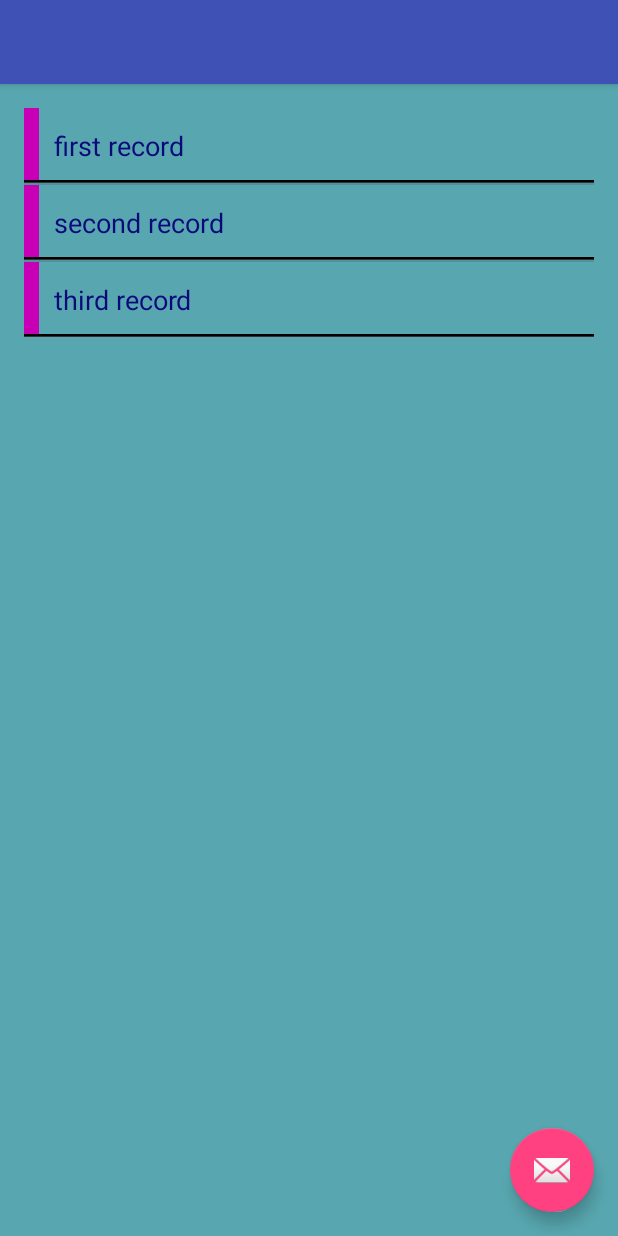
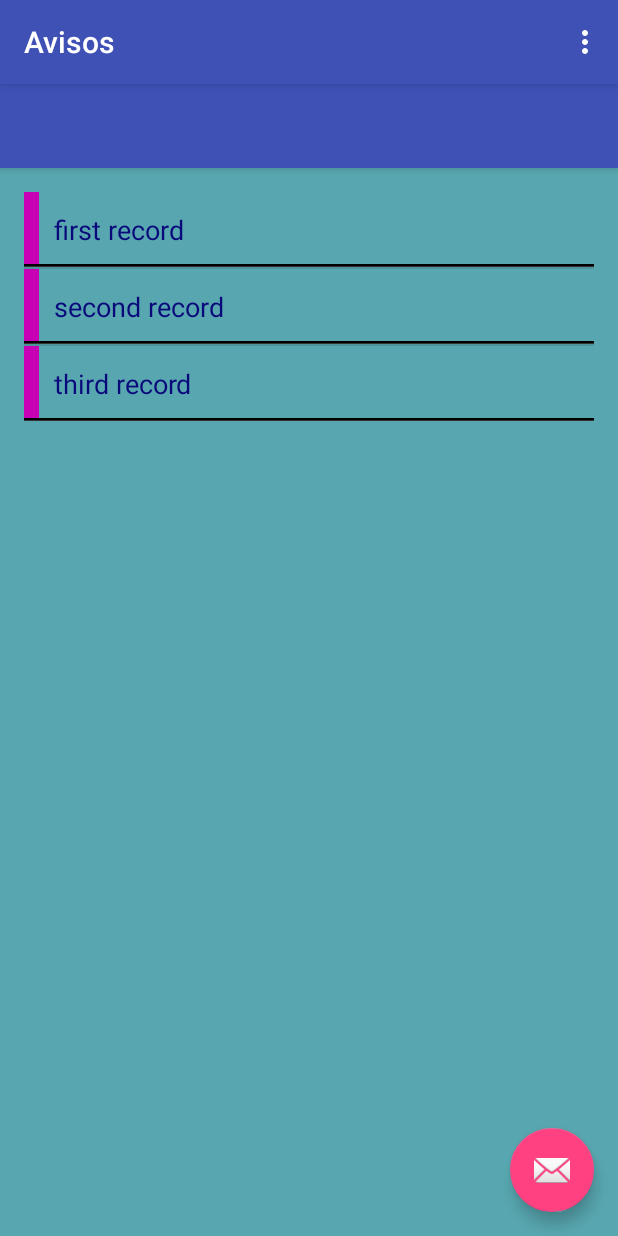
Before and after one commit to juandiego26/Avisos, an Android app: the screen it shows after launch (AvisosActivity), on a phone screen of 412 x 824 dp. Run offline under Robolectric (Android 15) with nearby library versions, the phone set to English and light mode, and no system bars.

Commit message:
Añadir el menu Overflow del action bar

```diff
--- a/app/src/main/AndroidManifest.xml
+++ b/app/src/main/AndroidManifest.xml
@@ -11,7 +11,7 @@
         <activity
             android:name=".AvisosActivity"
             android:label="@string/app_name"
-            android:theme="@style/AppTheme.NoActionBar">
+            android:theme="@style/AppTheme">
             <intent-filter>
                 <action android:name="android.intent.action.MAIN"/>
 
--- a/app/src/main/res/menu/menu_avisos.xml
+++ b/app/src/main/res/menu/menu_avisos.xml
@@ -3,8 +3,13 @@
       xmlns:tools="http://schemas.android.com/tools"
       tools:context="com.inkodex.avisos.AvisosActivity">
     <item
-        android:id="@+id/action_settings"
+        android:id="@+id/action_nuevo"
         android:orderInCategory="100"
-        android:title="@string/action_settings"
+        android:title="@string/nuevo_aviso"
+        app:showAsAction="never"/>
+    <item
+        android:id="@+id/action_salir"
+        android:orderInCategory="200"
+        android:title="@string/salir"
         app:showAsAction="never"/>
 </menu>
--- a/app/src/main/res/values/strings.xml
+++ b/app/src/main/res/values/strings.xml
@@ -1,4 +1,6 @@
 <resources>
     <string name="app_name">Avisos</string>
     <string name="action_settings">Settings</string>
+    <string name="nuevo_aviso">nuevo aviso</string>
+    <string name="salir">salir</string>
 </resources>
```
Also changed, not shown: app/src/main/java/com/inkodex/avisos/AvisosActivity.java (+11 -7 lines).
